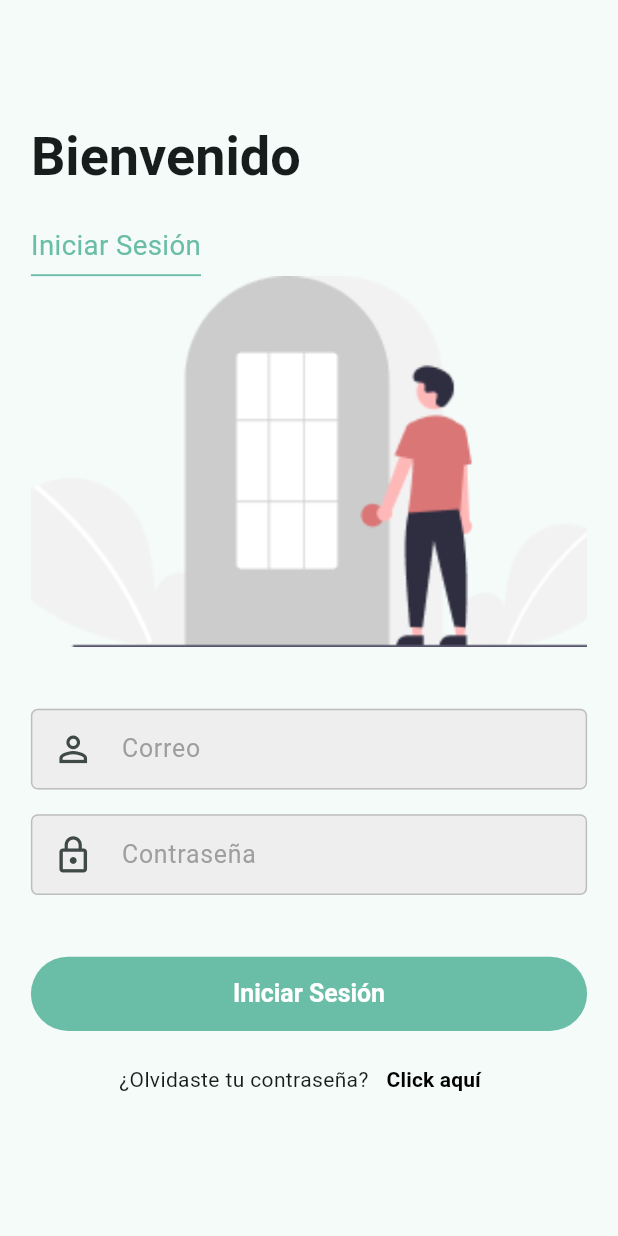
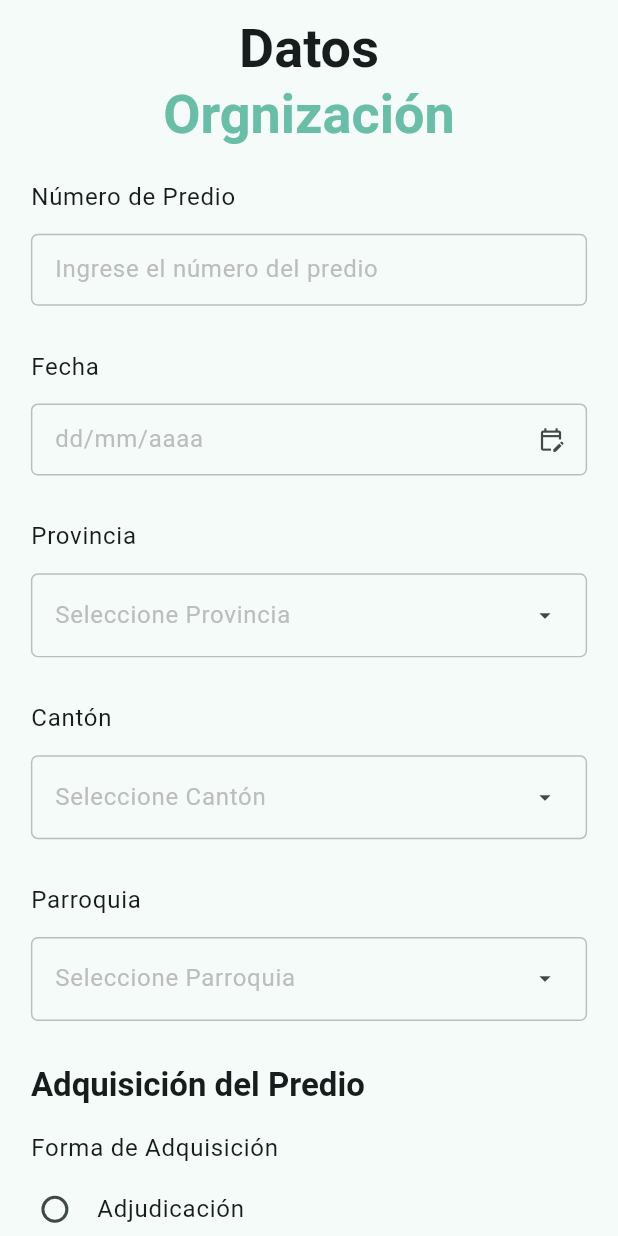
Before and after one commit to fxgonzalez5/ecomap, a Flutter app: the screen it shows after launch, on a phone screen of 412 x 824 dp. Run offline on Flutter 3.47's test engine with Material 3 defaults, Android fonts, the phone set to English and light mode, and no system bars; our stand-ins replace firebase_auth, firebase_core, go_router; accounts and stored records are empty.

Commit message:
Formularios del predio completados

```diff
--- a/lib/config/router/app_router.dart
+++ b/lib/config/router/app_router.dart
@@ -3,72 +3,57 @@ import 'package:go_router/go_router.dart';
 
 //* GoRouter configuration
 final appRouter = GoRouter(
-  initialLocation: '/',
+  initialLocation: '/form6',
   routes: [
     GoRoute(
       path: '/',
       name: CheckAuthScreen.name,
       builder: (context, state) => const CheckAuthScreen(),
     ),
-
     GoRoute(
       path: '/login',
       name: LoginScreen.name,
       builder: (context, state) => const LoginScreen(),
     ),
-
     GoRoute(
       path: '/email',
       name: EmailScreen.name,
       builder: (context, state) => const EmailScreen(),
     ),
-
     GoRoute(
       path: '/verification',
       name: VerificationScreen.name,
       builder: (context, state) => const VerificationScreen(),
     ),
-
     GoRoute(
       path: '/reset_password',
       name: ResetPasswordScreen.name,
       builder: (context, state) => const ResetPasswordScreen(),
     ),
-
     GoRoute(
       path: '/home',
       name: HomeScreen.name,
       builder: (context, state) => const HomeScreen(),
     ),
-
-    GoRoute(
-      path: '/form1',
-      name: Form1Screen.name,
-      builder: (context, state) => const Form1Screen(),
-    ),
-
-    GoRoute(
-      path: '/form2',
-      name: Form2Screen.name,
-      builder: (context, state) => const Form2Screen(),
-    ),
-
-    GoRoute(
-      path: '/form3',
-      name: Form3Screen.name,
-      builder: (context, state) => const Form3Screen(),
-    ),
-
     GoRoute(
       path: '/form4',
       name: Form4Screen.name,
       builder: (context, state) => const Form4Screen(),
     ),
-
     GoRoute(
       path: '/form5',
       name: Form5Screen.name,
       builder: (context, state) => const Form5Screen(),
     ),
+    GoRoute(
+      path: '/form6',
+      name: Form6Screen.name,
+      builder: (context, state) => const Form6Screen(),
+    ),
+    GoRoute(
+      path: '/form7',
+      name: Form7Screen.name,
+      builder: (context, state) => const Form7Screen(),
+    ),
   ],
 );
--- /dev/null
+++ b/lib/presentation/screens/forms/form6_screen.dart
@@ -0,0 +1,140 @@
+import 'package:flutter/material.dart';
+import 'package:go_router/go_router.dart';
+import 'package:ecomap/config/theme/responsive.dart';
+import 'package:ecomap/presentation/widgets/widgets.dart';
+import 'package:ecomap/presentation/screens/screens.dart';
+
+class Form6Screen extends StatelessWidget {
+  static const String name = 'form6_screen';
+
+  const Form6Screen({super.key});
+
+  @override
+  Widget build(BuildContext context) {
+    final responsive = Responsive(context);
+    final texts = Theme.of(context).textTheme;
+
+    return Scaffold(
+      body: CustomScrollView(
+        slivers: [
+          SliverAppBar(
+            collapsedHeight: responsive.hp(8),
+            expandedHeight: responsive.hp(12),
+            pinned: true,
+            flexibleSpace: const FlexibleSpaceBar(
+                centerTitle: true,
+                expandedTitleScale: 1,
+                titlePadding: EdgeInsets.zero,
+                title: Head(title: 'Orgnización')),
+          ),
+          SliverPadding(
+            padding: EdgeInsets.symmetric(
+                vertical: responsive.hp(2.5), horizontal: responsive.wp(5)),
+            sliver: SliverList.list(children: [
+              const CustomInputText(
+                label: 'Número de Predio',
+                hintText: 'Ingrese el número del predio',
+                keyboardType: TextInputType.number,
+              ),
+              _FormDatePicker(
+                onChanged: (value) {},
+              ),
+              const CustomDropdownButton(
+                label: 'Provincia',
+                hintText: 'Seleccione Provincia',
+                options: [],
+              ),
+              const CustomDropdownButton(
+                label: 'Cantón',
+                hintText: 'Seleccione Cantón',
+                options: [],
+              ),
+              const CustomDropdownButton(
+                label: 'Parroquia',
+                hintText: 'Seleccione Parroquia',
+                options: [],
+              ),
+              Text('Adquisición del Predio', style: texts.titleLarge),
+              SizedBox(height: responsive.hp(2)),
+              CustomRadioListTile<String>(
+                label: 'Forma de Adquisición',
+                options: [
+                  RadioListTileEntry(
+                      title: 'Adjudicación', value: 'Adjudicación'),
+                  RadioListTileEntry(
+                      title: 'Compra-Venta', value: 'Compra-Venta'),
+                ],
+                groupValue: 'Páramo',
+                onChanged: (value) {},
+              ),
+              _FormDatePicker(
+                onChanged: (value) {},
+              ),
+              const CustomDropdownButton(
+                label: 'Institución que adjudica las tierras',
+                hintText: 'Seleccione Institución',
+                options: [],
+              ),
+              const CustomInputText(
+                label: 'Observaciones',
+                hintText: 'Observaciones ',
+                keyboardType: TextInputType.number,
+              ),
+              FilledButton(
+                  onPressed: () => context.pushNamed(Form7Screen.name),
+                  child: const Text('Siguiente')),
+            ]),
+          ),
+        ],
+      ),
+    );
+  }
+}
+
+class _FormDatePicker extends StatelessWidget {
+  final DateTime? date;
+  final ValueChanged<DateTime> onChanged;
+
+  const _FormDatePicker({
+    this.date,
+    required this.onChanged,
+  });
+
+  @override
+  Widget build(BuildContext context) {
+    final responsive = Responsive(context);
+    final texts = Theme.of(context).textTheme;
+
+    return Column(
+      crossAxisAlignment: CrossAxisAlignment.start,
+      children: [
+        Text('Fecha', style: texts.bodyLarge),
+        Padding(
+          padding: EdgeInsets.only(
+              top: responsive.hp(1.5), bottom: responsive.hp(3.5)),
+          child: TextFormField(
+            autocorrect: false,
+            keyboardType: TextInputType.datetime,
+            decoration: InputDecoration(
+                hintText: 'dd/mm/aaaa',
+                suffixIcon: IconButton(
+                  icon: const Icon(Icons.edit_calendar_outlined),
+                  onPressed: () async {
+                    var newDate = await showDatePicker(
+                      context: context,
+                      initialDate: date ?? DateTime.now(),
+                      firstDate: DateTime(1900),
+                      lastDate: DateTime(2100),
+                    );
+
+                    // Don't change the date if the date picker returns null.
+                    if (newDate == null) return;
+                    onChanged(newDate);
+                  },
+                )),
+          ),
+        )
+      ],
+    );
+  }
+}
--- /dev/null
+++ b/lib/presentation/screens/forms/form7_screen.dart
@@ -0,0 +1,122 @@
+import 'package:flutter/material.dart';
+import 'package:go_router/go_router.dart';
+import 'package:ecomap/config/theme/responsive.dart';
+import 'package:ecomap/presentation/widgets/widgets.dart';
+import 'package:ecomap/presentation/screens/screens.dart';
+
+class Form7Screen extends StatelessWidget {
+  static const String name = 'form7_screen';
+
+  const Form7Screen({super.key});
+
+  @override
+  Widget build(BuildContext context) {
+    final responsive = Responsive(context);
+    final texts = Theme.of(context).textTheme;
+
+    return Scaffold(
+      body: CustomScrollView(
+        slivers: [
+          SliverAppBar(
+            collapsedHeight: responsive.hp(8),
+            expandedHeight: responsive.hp(12),
+            pinned: true,
+            flexibleSpace: const FlexibleSpaceBar(
+                centerTitle: true,
+                expandedTitleScale: 1,
+                titlePadding: EdgeInsets.zero,
+                title: Head(title: 'Orgnización')),
+          ),
+          SliverPadding(
+            padding: EdgeInsets.symmetric(
+                vertical: responsive.hp(2.5), horizontal: responsive.wp(5)),
+            sliver: SliverList.list(children: [
+              Text('Escritura del predio', style: texts.titleLarge),
+              SizedBox(height: responsive.hp(2)),
+              const CustomDropdownButton(
+                label: 'Provincia',
+                hintText: 'Seleccione Provincia',
+                options: [],
+              ),
+              const CustomDropdownButton(
+                label: 'Cantón',
+                hintText: 'Seleccione Cantón',
+                options: [],
+              ),
+              const CustomDropdownButton(
+                label: 'Parroquia',
+                hintText: 'Seleccione Parroquia',
+                options: [],
+              ),
+              Text('Gravamen', style: texts.titleLarge),
+              SizedBox(height: responsive.hp(2)),
+              const CustomRadioButton(label: '¿El predio posee gravamen?'),
+              const CustomInputText(
+                label: 'Tipo de gravamen',
+                hintText: 'Ingrese tipo de gravamen',
+                keyboardType: TextInputType.number,
+              ),
+              const CustomInputText(
+                label: 'Institución gravamen',
+                hintText: 'Ingrese institución gravamen',
+                keyboardType: TextInputType.number,
+              ),
+              Text('Hipotecas', style: texts.titleLarge),
+              SizedBox(height: responsive.hp(2)),
+              const CustomRadioButton(label: '¿El predio posee hipotecas?'),
+              FilledButton(onPressed: () {}, child: const Text('Siguiente')),
+            ]),
+          ),
+        ],
+      ),
+    );
+  }
+}
+
+class _FormDatePicker extends StatelessWidget {
+  final DateTime? date;
+  final ValueChanged<DateTime> onChanged;
+
+  const _FormDatePicker({
+    this.date,
+    required this.onChanged,
+  });
+
+  @override
+  Widget build(BuildContext context) {
+    final responsive = Responsive(context);
+    final texts = Theme.of(context).textTheme;
+
+    return Column(
+      crossAxisAlignment: CrossAxisAlignment.start,
+      children: [
+        Text('Fecha', style: texts.bodyLarge),
+        Padding(
+          padding: EdgeInsets.only(
+              top: responsive.hp(1.5), bottom: responsive.hp(3.5)),
+          child: TextFormField(
+            autocorrect: false,
+            keyboardType: TextInputType.datetime,
+            decoration: InputDecoration(
+                hintText: 'dd/mm/aaaa',
+                suffixIcon: IconButton(
+                  icon: const Icon(Icons.edit_calendar_outlined),
+                  onPressed: () async {
+                    var newDate = await showDatePicker(
+                      context: context,
+                      initialDate: date ?? DateTime.now(),
+                      firstDate: DateTime(1900),
+                      lastDate: DateTime(2100),
+                    );
+
+                    // Don't change the date if the date picker returns null.
+                    if (newDate == null) return;
+                    onChanged(newDate);
+                  },
+                )),
+          ),
+        )
+      ],
+    );
+  }
+}
--- a/lib/presentation/screens/screens.dart
+++ b/lib/presentation/screens/screens.dart
@@ -1,3 +1,5 @@
+export 'package:ecomap/presentation/screens/forms/form7_screen.dart';
+export 'package:ecomap/presentation/screens/forms/form6_screen.dart';
 export 'package:ecomap/presentation/screens/forms/form5_screen.dart';
 export 'package:ecomap/presentation/screens/forms/form4_screen.dart';
 export 'package:ecomap/presentation/screens/forms/form3_screen.dart';
```
